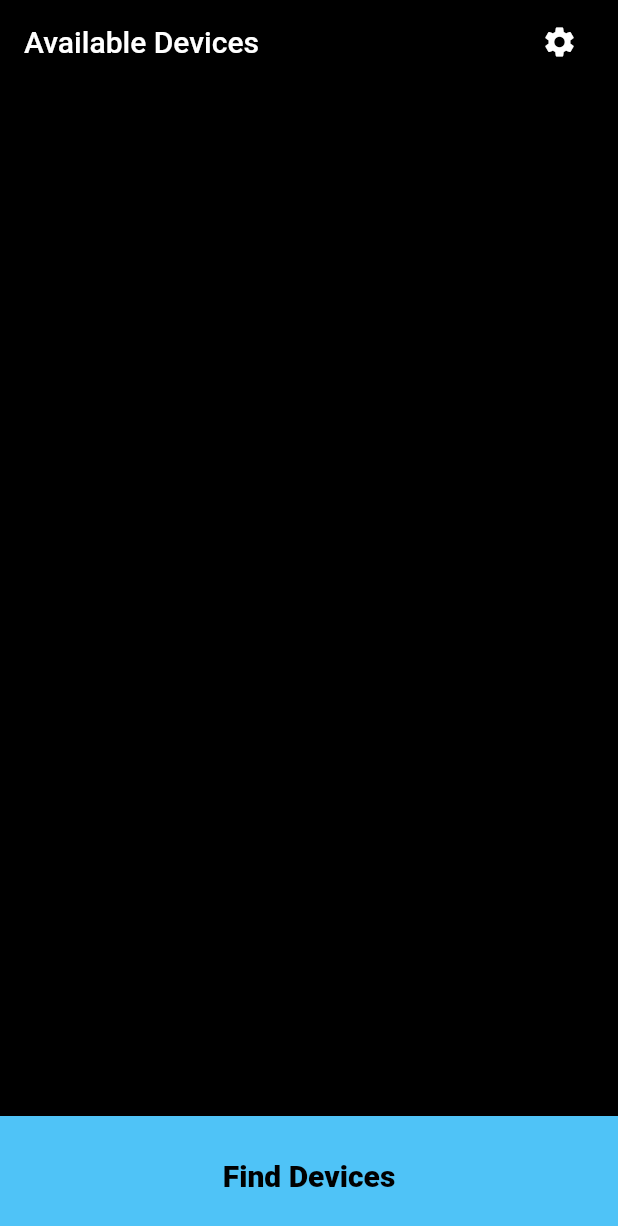
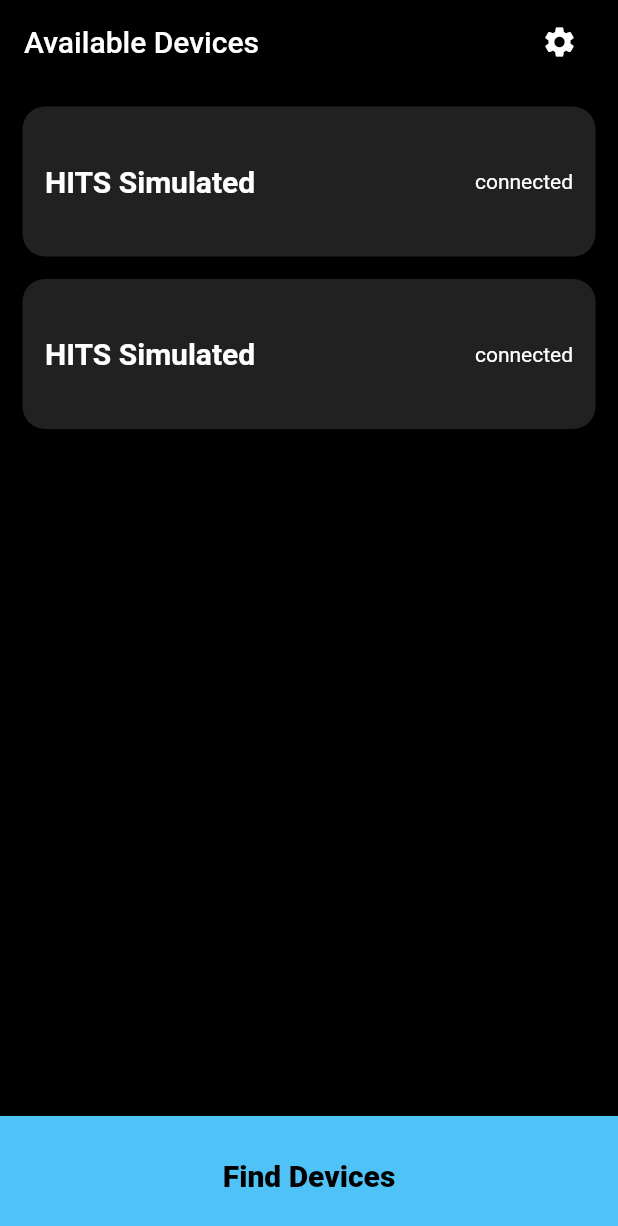
Before and after one commit to davidmhunt3/HITS_Bluetooth_Demo, a Flutter app: the screen it shows after launch, after a tap on "Find Devices", on a phone screen of 412 x 824 dp. Shown: the top 1226 px of the screen. Run offline on Flutter 3.47's test engine with Material 2 defaults, Android fonts, the phone set to English and light mode, and no system bars; our stand-ins replace fl_chart, flutter_blue.

Commit message:
more minor updates, continued work on BLE device manager and squashed bugs

```diff
--- a/hits_bluetooth_demo/lib/Cards_Widgets/DeviceCard.dart
+++ b/hits_bluetooth_demo/lib/Cards_Widgets/DeviceCard.dart
@@ -6,11 +6,11 @@ import 'package:hits_bluetooth_demo/utilities/BLEDevice.dart';
 class DeviceCard extends StatelessWidget {
   final BLEDevice bleDevice;
   String deviceName;
-  String conncectionStatus;
+  String connectionStatus;
 
   DeviceCard({@required this.bleDevice}) {
     deviceName = bleDevice.deviceName;
-    deviceName = bleDevice.deviceState;
+    connectionStatus = bleDevice.deviceState;
   }
 
   @override
@@ -18,14 +18,15 @@ class DeviceCard extends StatelessWidget {
     return GestureDetector(
       onTap: () {
         print('$deviceName selected');
-        Navigator.push(
-          context,
-          MaterialPageRoute(
-            builder: (context) {
-              return DeviceScreen();
-            },
-          ),
-        );
+        bleDevice.connect();
+//        Navigator.push(
+//          context,
+//          MaterialPageRoute(
+//            builder: (context) {
+//              return DeviceScreen();
+//            },
+//          ),
+//        );
       },
       child: Container(
         margin: EdgeInsets.fromLTRB(kDeviceCardMargin, kDeviceCardMargin / 2,
@@ -39,12 +40,20 @@ class DeviceCard extends StatelessWidget {
         child: Row(
           crossAxisAlignment: CrossAxisAlignment.center,
           mainAxisAlignment: MainAxisAlignment.spaceBetween,
+          mainAxisSize: MainAxisSize.min,
           children: <Widget>[
-            Text(
-              deviceName,
-              style: kDeviceNameTextStyle,
+            Container(
+              width: 150,
+              child: Text(
+                deviceName,
+                style: (deviceName.length < 20)
+                    ? kDeviceNameTextStyle
+                    : kDeviceNameTextStyleSmall,
+                maxLines: 2,
+                overflow: TextOverflow.ellipsis,
+              ),
             ),
-            Text(conncectionStatus)
+            Text(connectionStatus)
           ],
         ),
       ),
--- a/hits_bluetooth_demo/lib/constants.dart
+++ b/hits_bluetooth_demo/lib/constants.dart
@@ -17,3 +17,5 @@ const kDeviceCardMargin = 15.0;
 const kDeviceCardHeight = 100.0;
 const kDeviceNameTextStyle =
     TextStyle(fontSize: 20.0, fontWeight: FontWeight.w700);
+const kDeviceNameTextStyleSmall =
+    TextStyle(fontSize: 15.0, fontWeight: FontWeight.w700);
--- a/hits_bluetooth_demo/lib/screens/Search_Devices_Screen.dart
+++ b/hits_bluetooth_demo/lib/screens/Search_Devices_Screen.dart
@@ -44,6 +44,7 @@ class _SearchDevicesScreenState extends State<SearchDevicesScreen> {
       bottomNavigationBar: BottomAppBar(
         child: GestureDetector(
           onTap: () {
+            bleDevicesManager.scan(timeout: Duration(seconds: 4));
             print('Find Devices Pressed');
           },
           child: Container(
@@ -69,6 +70,11 @@ class _SearchDevicesScreenState extends State<SearchDevicesScreen> {
               SizedBox.fromSize(
                 size: Size(double.infinity, kDeviceCardMargin / 2),
               ),
+              Column(
+                children: snapshot.data
+                    .map((device) => DeviceCard(bleDevice: device))
+                    .toList(),
+              )
             ],
           );
         },
--- a/hits_bluetooth_demo/lib/utilities/BLEDevice.dart
+++ b/hits_bluetooth_demo/lib/utilities/BLEDevice.dart
@@ -13,10 +13,22 @@ class BLEDevice {
       deviceName = 'HITS Simulated';
       deviceState = 'connected';
     } else {
-      deviceName = bluetoothDevice.name;
+      deviceName = (bluetoothDevice.name.length > 0)
+          ? bluetoothDevice.name
+          : bluetoothDevice.id.id;
+      //print("BLEDevice: device created");
       bluetoothDevice.state.listen((connectionState) {
-        deviceState = connectionState.toString().split('.')[0];
+        deviceState = connectionState.toString().split('.')[1];
+        //print("BLEdevice: device state set to: $deviceState");
       });
     }
   }
+
+  void connect() {
+    if (isDebug) {
+      print('Device: Debug Connected');
+    } else {
+      bluetoothDevice.connect();
+    }
+  }
 }
--- a/hits_bluetooth_demo/lib/utilities/BLEDevicesManager.dart
+++ b/hits_bluetooth_demo/lib/utilities/BLEDevicesManager.dart
@@ -44,44 +44,48 @@ class BLEDevicesManager {
       _bluetoothScanningState = scanState;
     });
 
-//    _scanResults = StreamController<List<BLEDevice>>();
-//    _scanResults.add([]);
-//    _scanResults.close();
-    scan(timeout: Duration(seconds: 4));
-  }
-
-  /*function to search for new devices for a duration of 4 seconds*/
-  void scan({@required Duration timeout}) {
-    print('scan called');
-    if (_bluetoothState == BluetoothState.on &&
-        _bluetoothScanningState != true) {
-      //start a scan and create new scanResult Stream
-      _flutterBlue.startScan(timeout: timeout);
     _scanResults = StreamController<List<BLEDevice>>();
+    //_scanResults.close();
 
     //process the scan result stream, update the BLEDevices List
     _flutterBlue.scanResults.listen((results) {
-        BLEDevices = results.where((event) {
+      BLEDevices = results
+          .where((event) {
             if (!_showOnlyHitsDevices) {
               return true;
             } else {
               //show only HITS devices
               return true;
             }
-        }).map((result) => BLEDevice(bluetoothDevice: result.device));
+          })
+          .map((result) => BLEDevice(bluetoothDevice: result.device))
+          .toList();
       BLEDevices.addAll(_createSimulatedDevices());
       _scanResults.sink.add(BLEDevices);
+      print("Scan: result list length: ${BLEDevices.length}");
     }, onDone: () {
       print('Scan Complete');
       _scanResults.close();
-      }, onError: () {
-        print('Scan Error');
+    }, onError: (error) {
+      print('Scan Error: ${error.toString()}');
       _scanResults.close();
     });
+  }
+
+  /*function to search for new devices for a duration of 4 seconds*/
+  void scan({@required Duration timeout}) {
+    print('Scan called');
+    if (_bluetoothState == BluetoothState.on &&
+        _bluetoothScanningState != true) {
+      //start a scan and create new scanResult Stream
+      _flutterBlue.startScan(timeout: timeout);
+      //_scanResults = StreamController<List<BLEDevice>>();
+
     } else {
-      _scanResults = StreamController<List<BLEDevice>>();
+      print('Scan: generating simulated values');
+      //_scanResults = StreamController<List<BLEDevice>>();
       _scanResults.sink.add(_createSimulatedDevices());
-      _scanResults.close();
+      //_scanResults.close();
     }
   }
 
```
Also changed, not shown: 1 other file. Lines whose indentation alone changed are shown as unchanged.
